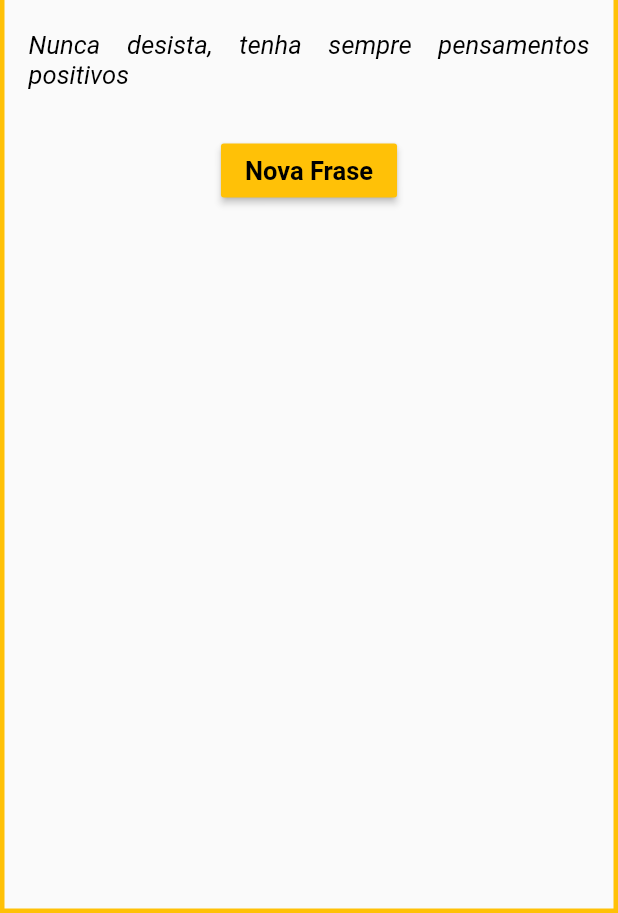
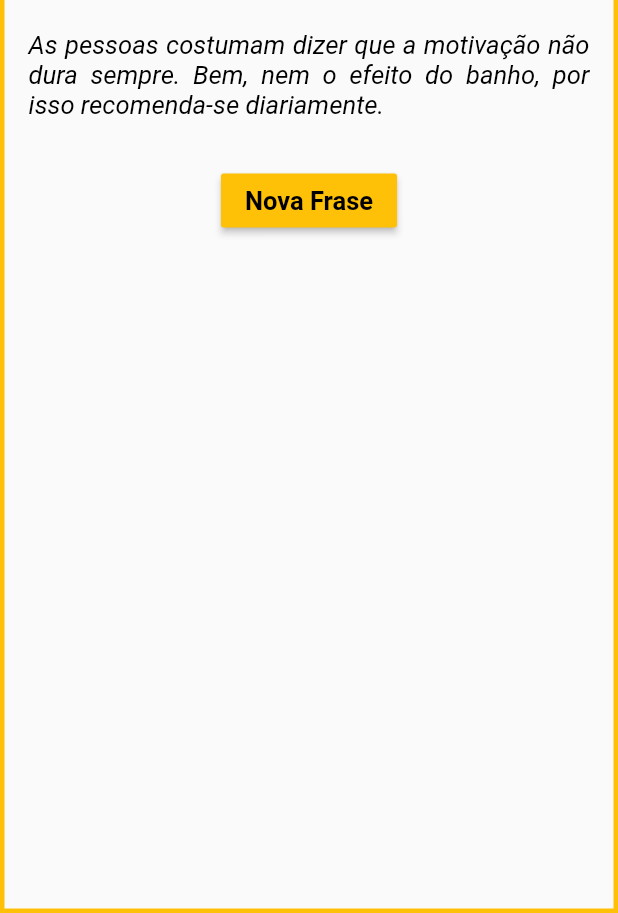
Before and after one commit to thalesapsc/Frases_do_dia, a Flutter app: the screen it shows after launch, after a tap on "Nova Frase", on a phone screen of 412 x 824 dp, the part 323-1236 px from its top. Run offline on Flutter 3.47's test engine with Material 2 defaults, Android fonts, the phone set to English and light mode, and no system bars.

Commit message:
Adicionando frases

```diff
--- a/lib/main.dart
+++ b/lib/main.dart
@@ -18,10 +18,10 @@ class Home extends StatefulWidget {
 
 class _HomeState extends State<Home> {
   var _fraseAleatoria = [
-    'Nunca desista, tenha sempre pensamentos positivos',
-    'Faça mesmo sem vontade, o que vem depois disso satisfatório de mais',
-    'Não deixe nada para depois',
-    'A motivação está dentro de si'
+    'As pessoas costumam dizer que a motivação não dura sempre. Bem, nem o efeito do banho, por isso recomenda-se diariamente.',
+    'Faça mesmo sem vontade, o que vem depois disso é satisfatório de mais',
+    'Eu faço da dificuldade a minha motivação. A volta por cima vem na continuação.',
+    'A motivação está dentro de si',
   ];
 
   var fraseGerada = 'Clique abaixo para gerar uma frase';
```
